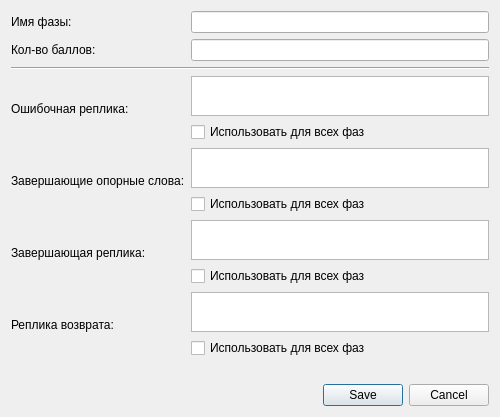
Qt form dialogeditor/phaseeditorwindow.ui (QtWorks/VirtualClientDialogEditor) before a commit.
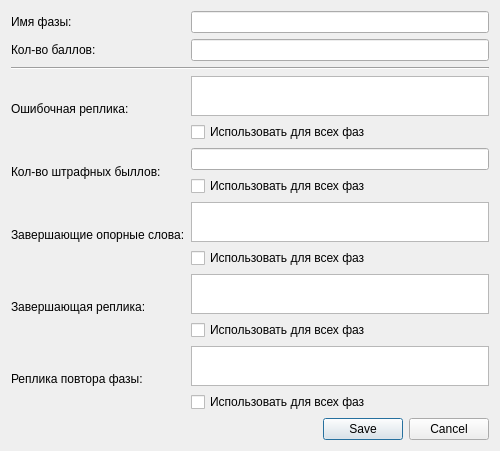
The same form after that commit.

Commit message: Added "ErrorPenalty" and "PhaseRepeat" fields Removed "ContinuationExpectedWords" field

Patch:
```diff
--- a/dialogeditor/phaseeditorwindow.ui
+++ b/dialogeditor/phaseeditorwindow.ui
@@ -7,7 +7,7 @@
     <x>0</x>
     <y>0</y>
     <width>500</width>
-    <height>409</height>
+    <height>441</height>
    </rect>
   </property>
   <property name="minimumSize">
@@ -19,23 +19,13 @@
   <property name="windowTitle">
    <string>Редактор фазы</string>
   </property>
-  <layout class="QVBoxLayout" name="verticalLayout_5">
+  <layout class="QVBoxLayout" name="verticalLayout_6">
    <item>
     <layout class="QGridLayout" name="gridLayout">
-     <item row="2" column="0" colspan="2">
-      <widget class="Line" name="line">
-       <property name="orientation">
-        <enum>Qt::Horizontal</enum>
-       </property>
-      </widget>
-     </item>
-     <item row="3" column="0">
-      <widget class="QLabel" name="label_3">
+     <item row="0" column="0">
+      <widget class="QLabel" name="label">
        <property name="text">
-        <string>Ошибочная реплика:</string>
-       </property>
-       <property name="alignment">
-        <set>Qt::AlignLeading|Qt::AlignLeft|Qt::AlignVCenter</set>
+        <string>Имя фазы:</string>
        </property>
       </widget>
      </item>
@@ -46,13 +36,6 @@
        </property>
       </widget>
      </item>
-     <item row="0" column="0">
-      <widget class="QLabel" name="label">
-       <property name="text">
-        <string>Имя фазы:</string>
-       </property>
-      </widget>
-     </item>
      <item row="1" column="0">
       <widget class="QLabel" name="label_2">
        <property name="text">
@@ -63,77 +46,66 @@
      <item row="1" column="1">
       <widget class="QLineEdit" name="scoreLineEdit"/>
      </item>
-     <item row="5" column="0">
-      <widget class="QLabel" name="label_5">
+     <item row="2" column="0" colspan="2">
+      <widget class="Line" name="line">
+       <property name="orientation">
+        <enum>Qt::Horizontal</enum>
+       </property>
+      </widget>
+     </item>
+     <item row="3" column="0">
+      <widget class="QLabel" name="label_3">
        <property name="text">
-        <string>Завершающая реплика:</string>
+        <string>Ошибочная реплика:</string>
+       </property>
+       <property name="alignment">
+        <set>Qt::AlignLeading|Qt::AlignLeft|Qt::AlignVCenter</set>
        </property>
       </widget>
      </item>
+     <item row="3" column="1">
+      <layout class="QVBoxLayout" name="verticalLayout_4">
+       <item>
+        <widget class="QTextEdit" name="errorReplicaTextEdit">
+         <property name="minimumSize">
+          <size>
+           <width>0</width>
+           <height>40</height>
+          </size>
+         </property>
+        </widget>
+       </item>
+       <item>
+        <widget class="QCheckBox" name="errorReplicaCheckBox">
+         <property name="text">
+          <string>Использовать для всех фаз</string>
+         </property>
+        </widget>
+       </item>
+      </layout>
+     </item>
      <item row="4" column="0">
-      <widget class="QLabel" name="label_4">
+      <widget class="QLabel" name="label_8">
        <property name="text">
-        <string>Завершающие опорные слова:</string>
+        <string>Кол-во штрафных быллов:</string>
        </property>
       </widget>
      </item>
-     <item row="6" column="0">
-      <widget class="QLabel" name="label_6">
-       <property name="text">
-        <string>Реплика возврата:</string>
-       </property>
-      </widget>
-     </item>
-     <item row="7" column="0">
-      <widget class="QLabel" name="label_7">
-       <property name="text">
-        <string/>
-       </property>
-      </widget>
-     </item>
-     <item row="6" column="1">
-      <layout class="QVBoxLayout" name="verticalLayout">
-       <item>
-        <widget class="QTextEdit" name="continuationExpectedWordsTextEdit">
-         <property name="minimumSize">
-          <size>
-           <width>0</width>
-           <height>40</height>
-          </size>
-         </property>
-        </widget>
-       </item>
-       <item>
-        <widget class="QCheckBox" name="continuationExpectedWordsCheckBox">
-         <property name="text">
-          <string>Использовать для всех фаз</string>
-         </property>
-        </widget>
-       </item>
-      </layout>
-     </item>
-     <item row="5" column="1">
-      <layout class="QVBoxLayout" name="verticalLayout_2">
-       <item>
-        <widget class="QTextEdit" name="finishingReplicaTextEdit">
-         <property name="minimumSize">
-          <size>
-           <width>0</width>
-           <height>40</height>
-          </size>
-         </property>
-        </widget>
-       </item>
-       <item>
-        <widget class="QCheckBox" name="finishingReplicaCheckBox">
-         <property name="text">
-          <string>Использовать для всех фаз</string>
-         </property>
-        </widget>
-       </item>
-      </layout>
-     </item>
      <item row="4" column="1">
+      <layout class="QVBoxLayout" name="verticalLayout_5">
+       <item>
+        <widget class="QLineEdit" name="errorPenaltyLineEdit"/>
+       </item>
+       <item>
+        <widget class="QCheckBox" name="errorPenaltyCheckBox">
+         <property name="text">
+          <string>Использовать для всех фаз</string>
+         </property>
+        </widget>
+       </item>
+      </layout>
+     </item>
+     <item row="5" column="1" rowspan="2">
       <layout class="QVBoxLayout" name="verticalLayout_3">
        <item>
         <widget class="QTextEdit" name="finishingExpectedWordsTextEdit">
@@ -160,10 +132,17 @@
        </item>
       </layout>
      </item>
-     <item row="3" column="1">
-      <layout class="QVBoxLayout" name="verticalLayout_4">
+     <item row="7" column="0">
+      <widget class="QLabel" name="label_5">
+       <property name="text">
+        <string>Завершающая реплика:</string>
+       </property>
+      </widget>
+     </item>
+     <item row="7" column="1">
+      <layout class="QVBoxLayout" name="verticalLayout_2">
        <item>
-        <widget class="QTextEdit" name="errorReplicaTextEdit">
+        <widget class="QTextEdit" name="finishingReplicaTextEdit">
          <property name="minimumSize">
           <size>
            <width>0</width>
@@ -173,7 +152,7 @@
         </widget>
        </item>
        <item>
-        <widget class="QCheckBox" name="errorReplicaCheckBox">
+        <widget class="QCheckBox" name="finishingReplicaCheckBox">
          <property name="text">
           <string>Использовать для всех фаз</string>
          </property>
@@ -181,6 +160,41 @@
        </item>
       </layout>
      </item>
+     <item row="8" column="0">
+      <widget class="QLabel" name="label_6">
+       <property name="text">
+        <string>Реплика повтора фазы:</string>
+       </property>
+      </widget>
+     </item>
+     <item row="8" column="1">
+      <layout class="QVBoxLayout" name="verticalLayout">
+       <item>
+        <widget class="QTextEdit" name="repeatReplicaTextEdit">
+         <property name="minimumSize">
+          <size>
+           <width>0</width>
+           <height>40</height>
+          </size>
+         </property>
+        </widget>
+       </item>
+       <item>
+        <widget class="QCheckBox" name="repeatReplicaCheckBox">
+         <property name="text">
+          <string>Использовать для всех фаз</string>
+         </property>
+        </widget>
+       </item>
+      </layout>
+     </item>
+     <item row="5" column="0" rowspan="2">
+      <widget class="QLabel" name="label_4">
+       <property name="text">
+        <string>Завершающие опорные слова:</string>
+       </property>
+      </widget>
+     </item>
     </layout>
    </item>
    <item>
@@ -225,6 +239,9 @@
     </layout>
    </item>
   </layout>
+  <zorder>errorPenaltyCheckBox</zorder>
+  <zorder>errorPenaltyLineEdit</zorder>
+  <zorder>buttonBox</zorder>
  </widget>
  <tabstops>
   <tabstop>nameLineEdit</tabstop>
```
Left out of the diff: 4 changed lines with no effect on the pictures. The commit also changes 13 other files.
